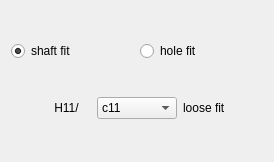
Before: the Qt Designer form src/Mod/TechDraw/Gui/TaskHoleShaftFit.ui in southseact-3d/fcd, drawn with Qt 5.
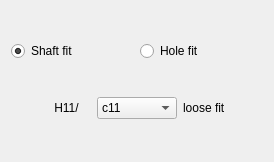
After: the same form once the commit is applied.

What changed in the file:
```diff
--- a/src/Mod/TechDraw/Gui/TaskHoleShaftFit.ui
+++ b/src/Mod/TechDraw/Gui/TaskHoleShaftFit.ui
@@ -34,7 +34,7 @@
      <item row="0" column="0">
       <widget class="QRadioButton" name="rbHoleBase">
        <property name="text">
-        <string>shaft fit</string>
+        <string>Shaft fit</string>
        </property>
        <property name="checked">
         <bool>true</bool>
@@ -44,7 +44,7 @@
      <item row="0" column="1">
       <widget class="QRadioButton" name="rbShaftBase">
        <property name="text">
-        <string>hole fit</string>
+        <string>Hole fit</string>
        </property>
       </widget>
      </item>
```
